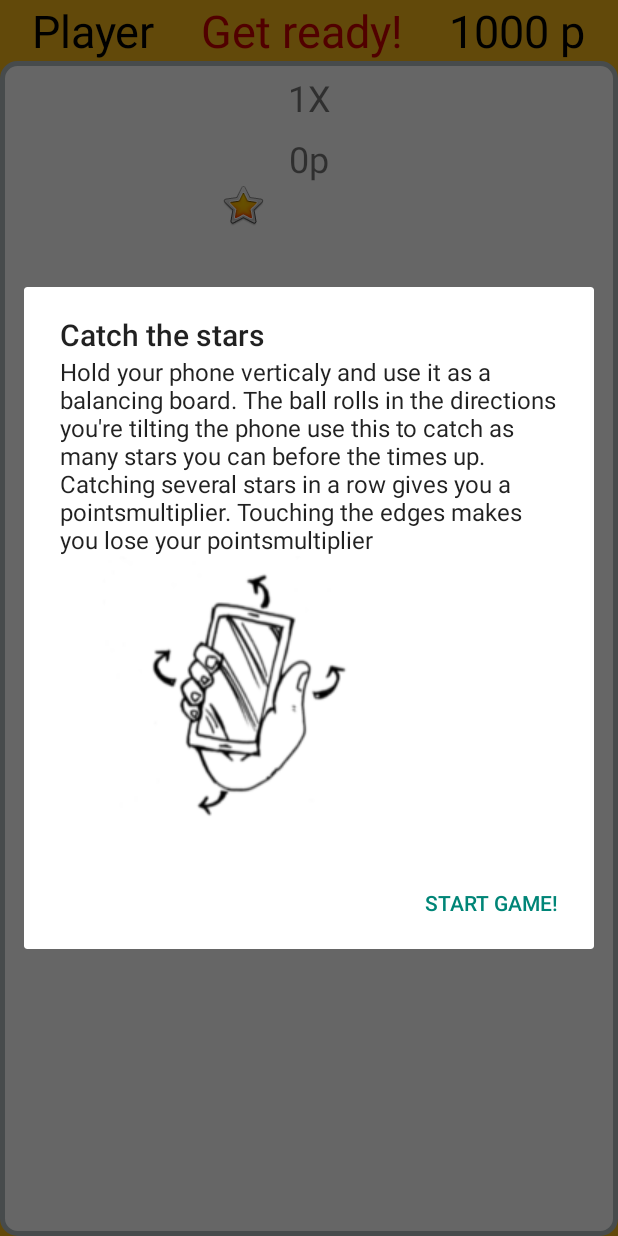
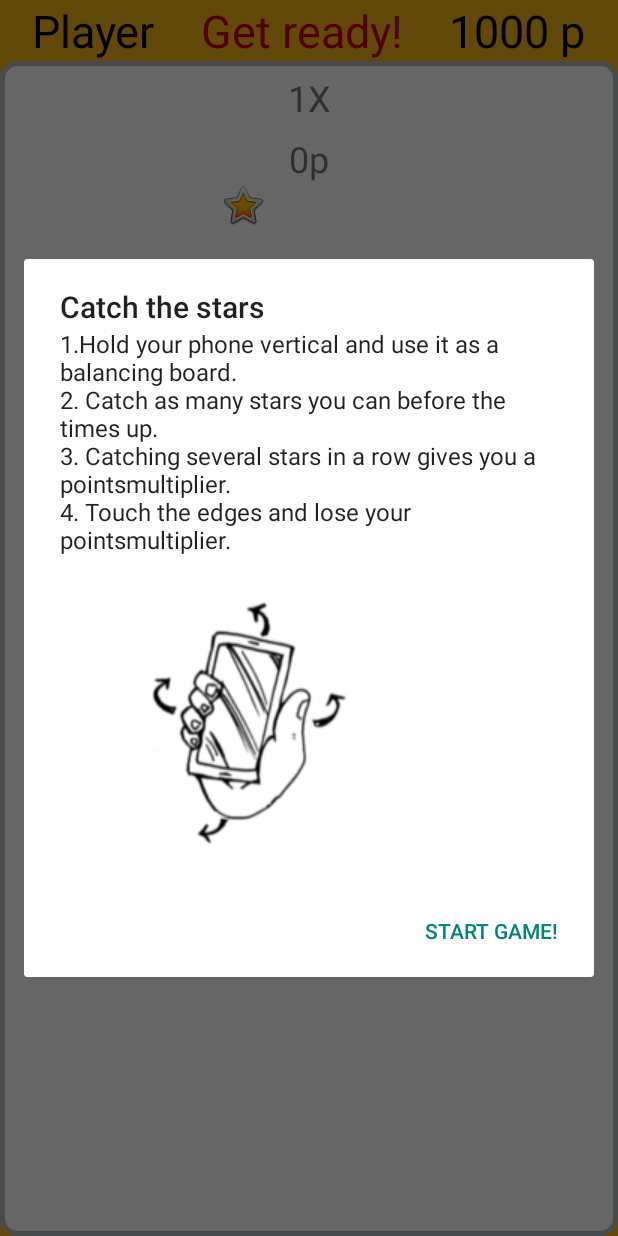
Before and after one commit to riomontana/PartyNonSense, an Android app: the fragment BallGameFragment placed in its activity, on a phone screen of 412 x 824 dp. Run offline under Robolectric (Android 15) with nearby library versions, the phone set to English and light mode, and no system bars; 2 statements that could not run were skipped.

Commit message:
Change info text

```diff
--- a/app/src/main/java/com/lfo/partynonsense/activitys/GameActivity.java
+++ b/app/src/main/java/com/lfo/partynonsense/activitys/GameActivity.java
@@ -296,7 +296,7 @@ public class GameActivity extends AppCompatActivity {
         });
 
         for (int i = 0; i < nbrOfPlayers; i++) {
-            playerTvs[i].setText(" " + String.valueOf(entries.get(i).getKey()) + " , " + (entries.get(i).getValue()));
+            playerTvs[i].setText(" " + String.valueOf(entries.get(i).getKey()) + " , " + (entries.get(i).getValue())+" points");
 //            playerTvs[i].setText("  " + playerScore.keySet().toArray()[i].toString() + ", " + playerScore.get(playerScore.keySet().toArray()[i].toString()) + "p");
         }
         Button closeBtn = playerView.findViewById(R.id.close);
--- a/app/src/main/java/com/lfo/partynonsense/fragments/BallGameFragment.java
+++ b/app/src/main/java/com/lfo/partynonsense/fragments/BallGameFragment.java
@@ -33,7 +33,7 @@ public class BallGameFragment extends Fragment implements FragmentTemplate {
     private Integer score;
     private GameInfoAlertDialogFragment gameInfoDialog;
     private GameStopAlertDialog gameStopAlertDialog;
-    private static final String gameInfo = "Hold your phone verticaly and use it as a balancing board. The ball rolls in the directions you're tilting the phone use this to catch as many stars you can before the times up. Catching several stars in a row gives you a pointsmultiplier. Touching the edges makes you lose your pointsmultiplier";
+
     public BallGameFragment() {
         // Required empty public constructor
     }
@@ -78,7 +78,7 @@ public class BallGameFragment extends Fragment implements FragmentTemplate {
     public void createGameInfoAlertDialog() {
         gameInfoDialog = new GameInfoAlertDialogFragment();
         gameInfoDialog.setTitle("Catch the stars");
-        gameInfoDialog.setText(gameInfo);
+        gameInfoDialog.setText(getResources().getString(R.string.ball_game));
         gameInfoDialog.setImageResource(R.drawable.ball_game);
         gameInfoDialog.show(getActivity().getFragmentManager(), "Catch the stars");
     }
```
Also changed, not shown: app/src/main/res/values/strings.xml (+13 -7 lines).
